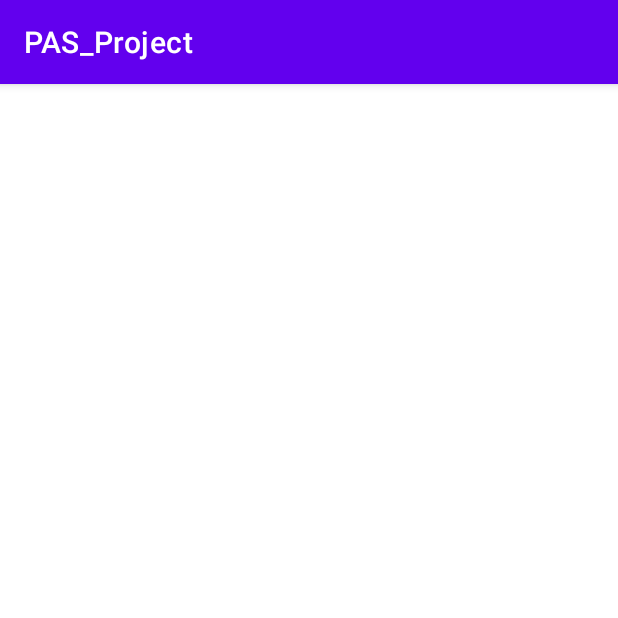
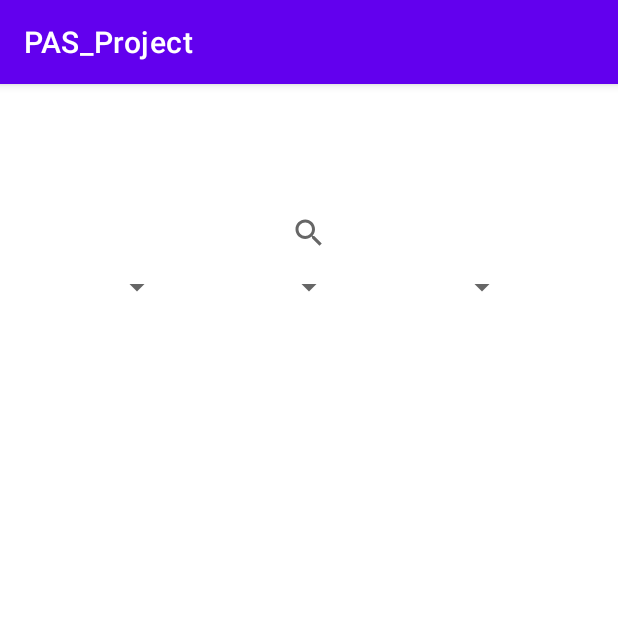
Before and after one commit to DylanFialho/PAS_Project, an Android app: the screen it shows after launch (MainActivity), on a phone screen of 412 x 824 dp, the top half of it. Run offline under Robolectric (Android 15) with nearby library versions, the phone set to English and light mode, and no system bars.

Commit message:
CustomView w/spinners

```diff
--- a/PAS_Project/app/src/main/java/com/example/pas_project/MainActivity.java
+++ b/PAS_Project/app/src/main/java/com/example/pas_project/MainActivity.java
@@ -6,9 +6,14 @@ import android.os.Bundle;
 
 public class MainActivity extends AppCompatActivity {
 
+    private CustomView customView;
+
     @Override
     protected void onCreate(Bundle savedInstanceState) {
         super.onCreate(savedInstanceState);
         setContentView(R.layout.activity_main);
+
+        customView = findViewById(R.id.customView);
+
     }
 }
--- /dev/null
+++ b/PAS_Project/app/src/main/res/drawable/ic_baseline_search_white.xml
@@ -0,0 +1,5 @@
+<vector android:height="24dp" android:tint="#FFFFFF"
+    android:viewportHeight="24" android:viewportWidth="24"
+    android:width="24dp" xmlns:android="http://schemas.android.com/apk/res/android">
+    <path android:fillColor="@android:color/white" android:pathData="M15.5,14h-0.79l-0.28,-0.27C15.41,12.59 16,11.11 16,9.5 16,5.91 13.09,3 9.5,3S3,5.91 3,9.5 5.91,16 9.5,16c1.61,0 3.09,-0.59 4.23,-1.57l0.27,0.28v0.79l5,4.99L20.49,19l-4.99,-5zM9.5,14C7.01,14 5,11.99 5,9.5S7.01,5 9.5,5 14,7.01 14,9.5 11.99,14 9.5,14z"/>
+</vector>
--- a/PAS_Project/app/src/main/res/layout/activity_main.xml
+++ b/PAS_Project/app/src/main/res/layout/activity_main.xml
@@ -4,4 +4,14 @@
     xmlns:tools="http://schemas.android.com/tools"
     android:layout_width="match_parent"
     android:layout_height="match_parent"
-    tools:context=".MainActivity"/>
+    tools:context=".MainActivity"
+    >
+
+    <com.example.pas_project.CustomView
+        android:id="@+id/customView"
+        android:layout_width="match_parent"
+        android:layout_height="match_parent"
+        app:layout_constraintEnd_toEndOf="parent"
+        app:layout_constraintStart_toStartOf="parent"
+        app:layout_constraintTop_toTopOf="parent" />
+</androidx.constraintlayout.widget.ConstraintLayout>
--- a/PAS_Project/app/src/main/res/layout/custom_view.xml
+++ b/PAS_Project/app/src/main/res/layout/custom_view.xml
@@ -1,7 +1,55 @@
 <?xml version="1.0" encoding="utf-8"?>
-<LinearLayout xmlns:android="http://schemas.android.com/apk/res/android"
-    android:orientation="vertical"
+<androidx.constraintlayout.widget.ConstraintLayout xmlns:android="http://schemas.android.com/apk/res/android"
+    xmlns:app="http://schemas.android.com/apk/res-auto"
+    xmlns:tools="http://schemas.android.com/tools"
     android:layout_width="match_parent"
-    android:layout_height="match_parent">
+    android:layout_height="wrap_content"
+    android:orientation="vertical">
 
-</LinearLayout>
+    <ImageView
+        android:id="@+id/imageLogo"
+        android:layout_width="100dp"
+        android:layout_height="75dp"
+        app:layout_constraintEnd_toEndOf="parent"
+        app:layout_constraintStart_toStartOf="parent"
+        app:layout_constraintTop_toTopOf="parent"
+        tools:srcCompat="@tools:sample/avatars" />
+
+    <SearchView
+        android:id="@+id/searchView"
+        android:layout_width="wrap_content"
+        android:layout_height="wrap_content"
+        app:layout_constraintEnd_toEndOf="parent"
+        app:layout_constraintStart_toStartOf="parent"
+        app:layout_constraintTop_toBottomOf="@+id/imageLogo">
+
+    </SearchView>
+
+    <Spinner
+        android:id="@+id/spinnerCat"
+        android:layout_width="wrap_content"
+        android:layout_height="wrap_content"
+        app:layout_constraintEnd_toStartOf="@+id/spinnerCon"
+        app:layout_constraintHorizontal_bias="0.5"
+        app:layout_constraintStart_toStartOf="parent"
+        app:layout_constraintTop_toBottomOf="@+id/searchView" />
+
+    <Spinner
+        android:id="@+id/spinnerCon"
+        android:layout_width="wrap_content"
+        android:layout_height="wrap_content"
+        app:layout_constraintEnd_toStartOf="@+id/spinnerUser"
+        app:layout_constraintHorizontal_bias="0.5"
+        app:layout_constraintStart_toEndOf="@+id/spinnerCat"
+        app:layout_constraintTop_toBottomOf="@+id/searchView" />
+
+    <Spinner
+        android:id="@+id/spinnerUser"
+        android:layout_width="wrap_content"
+        android:layout_height="wrap_content"
+        app:layout_constraintEnd_toEndOf="parent"
+        app:layout_constraintHorizontal_bias="0.5"
+        app:layout_constraintStart_toEndOf="@+id/spinnerCon"
+        app:layout_constraintTop_toBottomOf="@+id/searchView" />
+
+</androidx.constraintlayout.widget.ConstraintLayout>
--- a/PAS_Project/app/src/main/res/values/themes.xml
+++ b/PAS_Project/app/src/main/res/values/themes.xml
@@ -13,4 +13,8 @@
         <item name="android:statusBarColor" tools:targetApi="l">?attr/colorPrimaryVariant</item>
         <!-- Customize your theme here. -->
     </style>
+
+    <declare-styleable name="CustomView">
+
+    </declare-styleable>
 </resources>
```
Also changed, not shown: PAS_Project/app/src/main/java/com/example/pas_project/CustomView.java (+26 -9 lines), PAS_Project/app/src/main/res/values/attrs.xml (deleted, +0 -8 lines).
